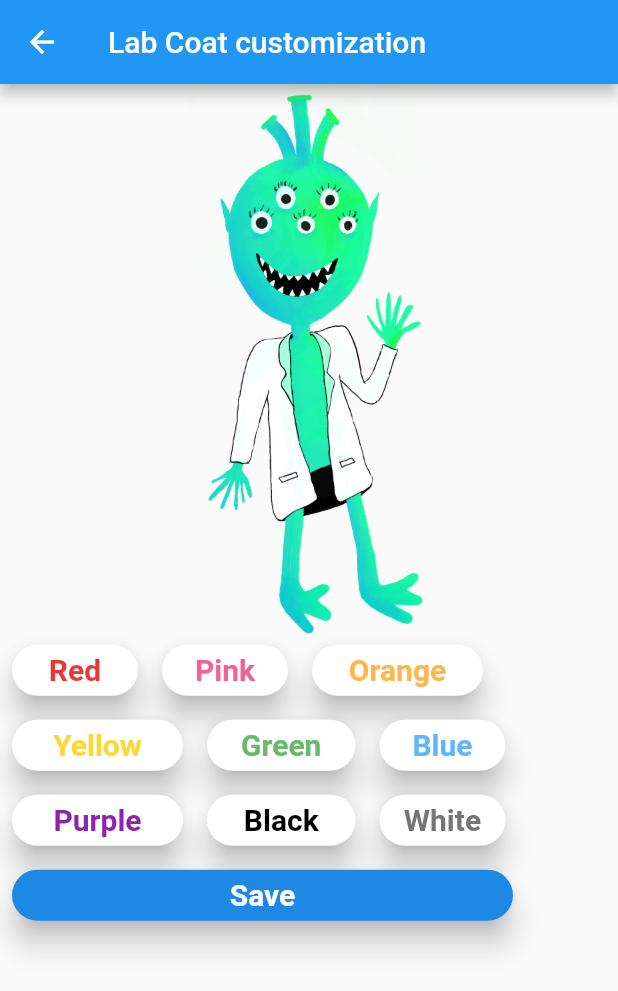
After one commit to hrasheed53/LungDoctor, a Flutter app: the LabCoat screen opened directly, on a phone screen of 412 x 824 dp. The commit adds this screen. Shown: the top 991 px of the screen. Run offline on Flutter 3.47's test engine with Material 2 defaults, Android fonts, the phone set to English and light mode, and no system bars; our stand-ins replace firebase_auth, google_sign_in; accounts and stored records are empty.

Commit message:
Lab coat color changes

```diff
--- /dev/null
+++ b/lib/labCoat.dart
@@ -0,0 +1,328 @@
+import 'package:flutter/material.dart';
+import 'store.dart';
+
+String currentImage = 'assets/images/alien.png';
+
+class LabCoat extends StatefulWidget {
+  LabCoat({Key key, this.title}) : super(key: key);
+
+  final String title;
+
+  @override
+  _LabCoatState createState() => _LabCoatState();
+}
+
+class _LabCoatState extends State<LabCoat> {
+  @override
+  Widget build(BuildContext context) {
+    return Scaffold(
+      appBar: AppBar(
+        title: Text("Lab Coat customization"),
+      ),
+      body: Container(
+        child: Column(
+          children: <Widget> [
+            Container(
+              child: Image.asset(currentImage,
+              fit: BoxFit.cover,
+              scale: 4.5,)
+            ),
+            Row(children: <Widget> [
+              Container(
+                height: 50,
+                width: 100,
+              child: Card(
+                  elevation: 8,
+                  shape: RoundedRectangleBorder(
+                      borderRadius: BorderRadius.circular(32)),
+                  margin: EdgeInsets.all(8.0),
+                  child: InkWell(
+                    onTap: () {
+                      setState(() {currentImage = 'assets/images/alien_labcoat_red.png';});
+                    },
+                    splashColor: Colors.red[600],
+                    child: Center(
+                      child: Column(
+                        mainAxisSize: MainAxisSize.min,
+                        children: <Widget>[
+                          Text("Red",
+                              style: TextStyle(
+                                  fontSize: 20,
+                                  fontWeight: FontWeight.bold,
+                                  color: Colors.red[600])),
+                        ],
+                      ),
+                    ),
+                  ),
+                ),
+              ),
+                Container(
+                  height: 50,
+                  width: 100,
+                  child: Card(
+                    elevation: 8,
+                    shape: RoundedRectangleBorder(
+                        borderRadius: BorderRadius.circular(32)),
+                    margin: EdgeInsets.all(8.0),
+                    child: InkWell(
+                      onTap: () {
+                        setState(() {currentImage = 'assets/images/alien_labcoat_pink.png';});
+                      },
+                      splashColor: Colors.pink[300],
+                      child: Center(
+                        child: Column(
+                          mainAxisSize: MainAxisSize.min,
+                          children: <Widget>[
+                            Text("Pink",
+                                style: TextStyle(
+                                    fontSize: 20,
+                                    fontWeight: FontWeight.bold,
+                                    color: Colors.pink[300])),
+                          ],
+                        ),
+                      ),
+                    ),
+                  ),
+                ),
+                Container(
+                  height: 50,
+                  width: 130,
+                  child: Card(
+                    elevation: 8,
+                    shape: RoundedRectangleBorder(
+                        borderRadius: BorderRadius.circular(32)),
+                    margin: EdgeInsets.all(8.0),
+                    child: InkWell(
+                      onTap: () {
+                        setState(() {currentImage = 'assets/images/alien_labcoat_orange.png';});
+                      },
+                      splashColor: Colors.orange[300],
+                      child: Center(
+                        child: Column(
+                          mainAxisSize: MainAxisSize.min,
+                          children: <Widget>[
+                            Text("Orange",
+                                style: TextStyle(
+                                    fontSize: 20,
+                                    fontWeight: FontWeight.bold,
+                                    color: Colors.orange[300])),
+                          ],
+                        ),
+                      ),
+                    ),
+                  ),
+                ),
+                ],),
+                Row(children: <Widget>[
+                Container(
+                  height: 50,
+                  width: 130,
+                  child: Card(
+                    elevation: 8,
+                    shape: RoundedRectangleBorder(
+                        borderRadius: BorderRadius.circular(32)),
+                    margin: EdgeInsets.all(8.0),
+                    child: InkWell(
+                      onTap: () {
+                        setState(() {currentImage = 'assets/images/alien_labcoat_yellow.png';});
+                      },
+                      splashColor: Colors.yellow[600],
+                      child: Center(
+                        child: Column(
+                          mainAxisSize: MainAxisSize.min,
+                          children: <Widget>[
+                            Text("Yellow",
+                                style: TextStyle(
+                                    fontSize: 20,
+                                    fontWeight: FontWeight.bold,
+                                    color: Colors.yellow[600])),
+                          ],
+                        ),
+                      ),
+                    ),
+                  ),
+                ),
+                Container(
+                  height: 50,
+                  width: 115,
+                  child: Card(
+                    elevation: 8,
+                    shape: RoundedRectangleBorder(
+                        borderRadius: BorderRadius.circular(32)),
+                    margin: EdgeInsets.all(8.0),
+                    child: InkWell(
+                      onTap: () {
+                        setState(() {currentImage = 'assets/images/alien_labcoat_green.png';});
+                      },
+                      splashColor: Colors.green[400],
+                      child: Center(
+                        child: Column(
+                          mainAxisSize: MainAxisSize.min,
+                          children: <Widget>[
+                            Text("Green",
+                                style: TextStyle(
+                                    fontSize: 20,
+                                    fontWeight: FontWeight.bold,
+                                    color: Colors.green[400])),
+                          ],
+                        ),
+                      ),
+                    ),
+                  ),
+                ),
+                Container(
+                  height: 50,
+                  width: 100,
+                  child: Card(
+                    elevation: 8,
+                    shape: RoundedRectangleBorder(
+                        borderRadius: BorderRadius.circular(32)),
+                    margin: EdgeInsets.all(8.0),
+                    child: InkWell(
+                      onTap: () {
+                        setState(() {currentImage = 'assets/images/alien_labcoat_blue.png';});
+                      },
+                      splashColor: Colors.blue[300],
+                      child: Center(
+                        child: Column(
+                          mainAxisSize: MainAxisSize.min,
+                          children: <Widget>[
+                            Text("Blue",
+                                style: TextStyle(
+                                    fontSize: 20,
+                                    fontWeight: FontWeight.bold,
+                                    color: Colors.blue[300])),
+                          ],
+                        ),
+                      ),
+                    ),
+                  ),
+                ),
+                ]),
+                Row(children: <Widget>[
+                Container(
+                  height: 50,
+                  width: 130,
+                  child: Card(
+                    elevation: 8,
+                    shape: RoundedRectangleBorder(
+                        borderRadius: BorderRadius.circular(32)),
+                    margin: EdgeInsets.all(8.0),
+                    child: InkWell(
+                      onTap: () {
+                        setState(() {currentImage = 'assets/images/alien_labcoat_purple.png';});
+                      },
+                      splashColor: Colors.purple[600],
+                      child: Center(
+                        child: Column(
+                          mainAxisSize: MainAxisSize.min,
+                          children: <Widget>[
+                            Text("Purple",
+                                style: TextStyle(
+                                    fontSize: 20,
+                                    fontWeight: FontWeight.bold,
+                                    color: Colors.purple[600])),
+                          ],
+                        ),
+                      ),
+                    ),
+                  ),
+                ),
+                Container(
+                  height: 50,
+                  width: 115,
+                  child: Card(
+                    elevation: 8,
+                    shape: RoundedRectangleBorder(
+                        borderRadius: BorderRadius.circular(32)),
+                    margin: EdgeInsets.all(8.0),
+                    child: InkWell(
+                      onTap: () {
+                        setState(() {currentImage = 'assets/images/alien_labcoat_black.png';});
+                      },
+                      splashColor: Colors.black,
+                      child: Center(
+                        child: Column(
+                          mainAxisSize: MainAxisSize.min,
+                          children: <Widget>[
+                            Text("Black",
+                                style: TextStyle(
+                                    fontSize: 20,
+                                    fontWeight: FontWeight.bold,
+                                    color: Colors.black)),
+                          ],
+                        ),
+                      ),
+                    ),
+                  ),
+                ),
+                Container(
+                  height: 50,
+                  width: 100,
+                  child: Card(
+                    elevation: 8,
+                    shape: RoundedRectangleBorder(
+                        borderRadius: BorderRadius.circular(32)),
+                    margin: EdgeInsets.all(8.0),
+                    child: InkWell(
+                      onTap: () {
+                        setState(() {currentImage = 'assets/images/alien.png';});
+                      },
+                      splashColor: Colors.grey[600],
+                      child: Center(
+                        child: Column(
+                          mainAxisSize: MainAxisSize.min,
+                          children: <Widget>[
+                            Text("White",
+                                style: TextStyle(
+                                    fontSize: 20,
+                                    fontWeight: FontWeight.bold,
+                                    color: Colors.grey[600])),
+                          ],
+                        ),
+                      ),
+                    ),
+                  ),
+                ),
+                ]),
+            Row(children: <Widget>[
+            Container(
+              height: 50,
+              width: 350,
+              child: Card(
+                elevation: 8,
+                shape: RoundedRectangleBorder(
+                    borderRadius: BorderRadius.circular(32)),
+                margin: EdgeInsets.all(8.0),
+                color: Colors.blue[600],
+                child: InkWell(
+                  onTap: () {
+                    Navigator.push(
+                    context,
+                    MaterialPageRoute(
+                      builder: (context) => Store(),
+                    ));
+                  },
+                  splashColor: Colors.grey[600],
+                  child: Center(
+                    child: Column(
+                      mainAxisSize: MainAxisSize.min,
+                      children: <Widget>[
+                        Text("Save",
+                            style: TextStyle(
+                                fontSize: 20,
+                                fontWeight: FontWeight.bold,
+                                color: Colors.white)),
+                      ],
+                    ),
+                  ),
+                ),
+              ),
+            ),
+            ],),
+          ],
+        ),
+        ),
+      ); //   <-- image
+  }
+}
--- a/lib/store.dart
+++ b/lib/store.dart
@@ -70,7 +70,7 @@ class _StoreState extends State<Store> {
           thickline(),
           ListTile(
             onTap: () {
-                        Navigator.push(
+              Navigator.push(
               context,
               MaterialPageRoute(
                 builder: (context) => LabCoat(),
```
Also changed, not shown: pubspec.yaml (+7 -0 lines), assets/images/alien.png (added), assets/images/alien_labcoat_black.png (added), assets/images/alien_labcoat_blue.png (added), assets/images/alien_labcoat_green.png (added), assets/images/alien_labcoat_orange.png (added), assets/images/alien_labcoat_pink.png (added), assets/images/alien_labcoat_purple.png (added), assets/images/alien_labcoat_red.png (added), assets/images/alien_labcoat_yellow.png (added), assets/images/welcome.png (added), assets/images/welcomepage.jpg (added), 1 other file.
